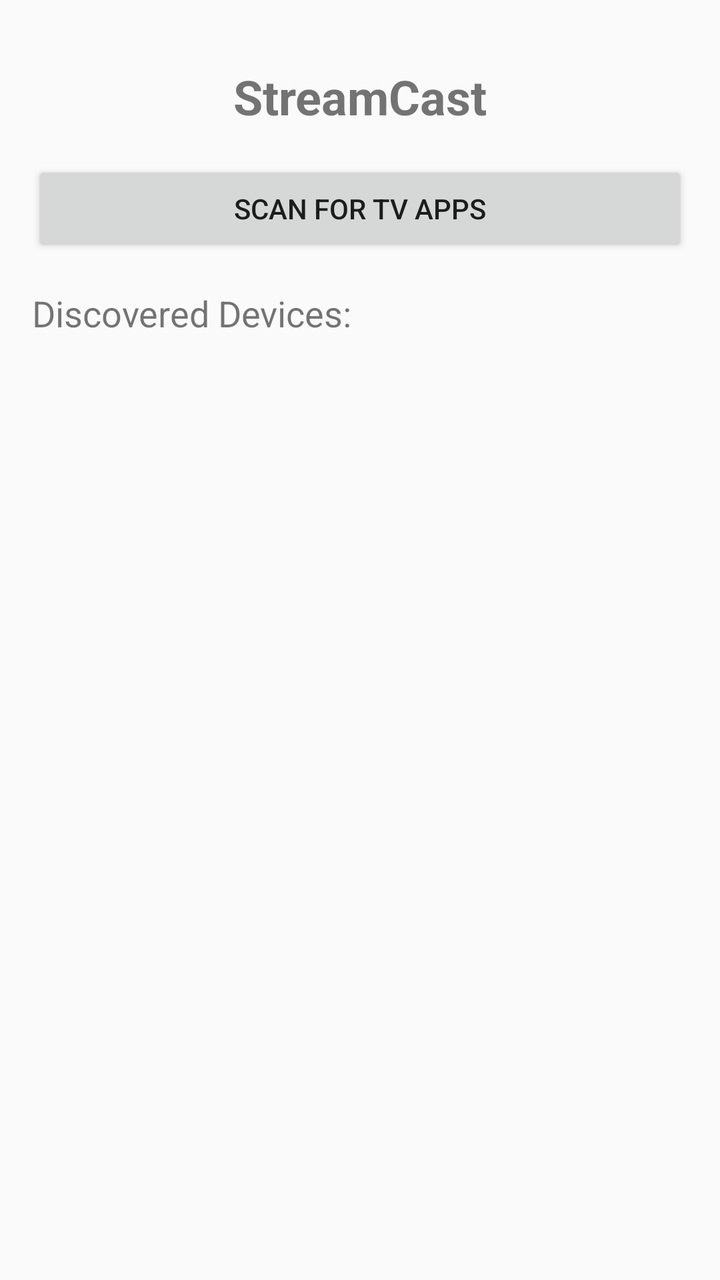
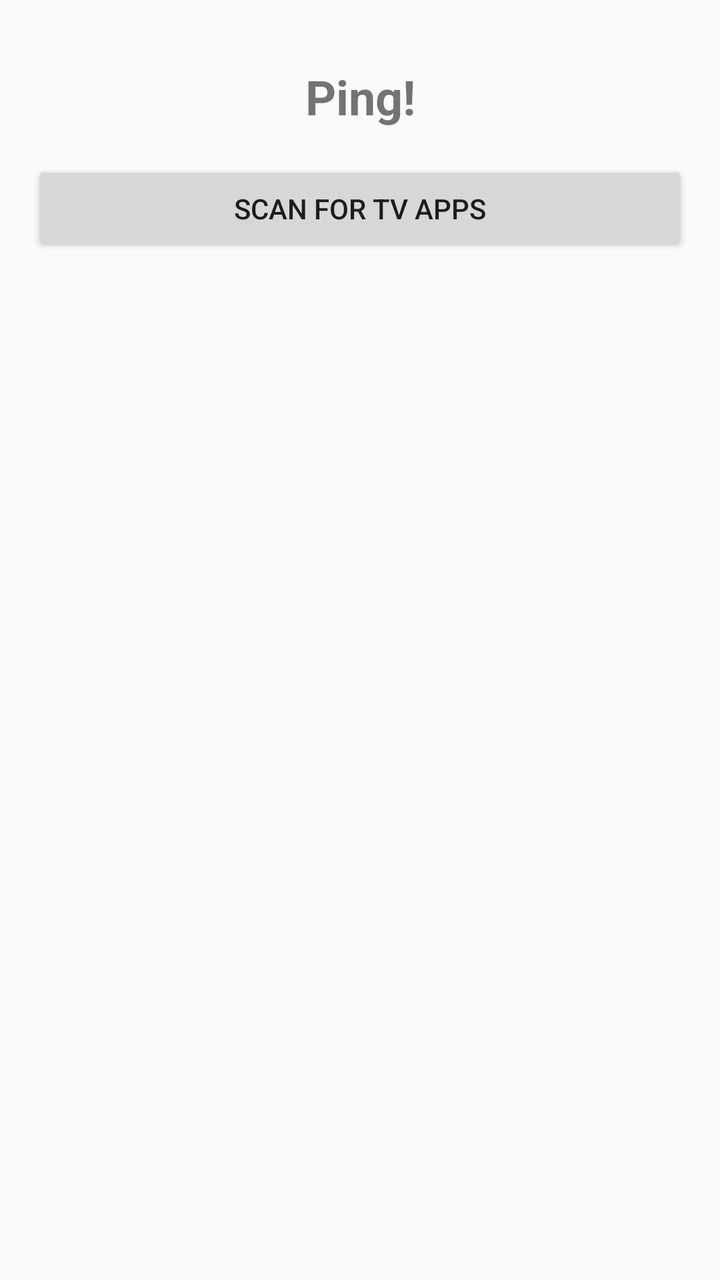

Compare the two renders of this Android layout. The source of the first and the diff that turns it into the second are given below.
<!-- AndroidManifest.xml: application theme Theme.AppCompat.Light.DarkActionBar -->
<!-- res/layout/activity_main.xml -->
<?xml version="1.0" encoding="utf-8"?>
<LinearLayout xmlns:android="http://schemas.android.com/apk/res/android"
    android:layout_width="match_parent"
    android:layout_height="match_parent"
    android:orientation="vertical"
    android:padding="16dp">

    <TextView
        android:layout_width="match_parent"
        android:layout_height="wrap_content"
        android:text="StreamCast"
        android:textSize="24sp"
        android:textStyle="bold"
        android:gravity="center"
        android:padding="16dp" />

    <Button
        android:id="@+id/btn_scan"
        android:layout_width="match_parent"
        android:layout_height="wrap_content"
        android:text="Scan for TV Apps" />

    <TextView
        android:layout_width="match_parent"
        android:layout_height="wrap_content"
        android:text="Discovered Devices:"
        android:textSize="18sp"
        android:paddingTop="16dp"
        android:paddingBottom="8dp" />

    <ListView
        android:id="@+id/device_list"
        android:layout_width="match_parent"
        android:layout_height="match_parent" />

</LinearLayout>
<!-- resources referenced by this layout -->
<resources>

</resources>

<!-- the commit's change to res/layout/activity_main.xml (unified diff, before → after) -->
@@ -8,25 +8,25 @@
     <TextView
         android:layout_width="match_parent"
         android:layout_height="wrap_content"
-        android:text="StreamCast"
+        android:gravity="center"
+        android:padding="16dp"
+        android:text="Ping!"
         android:textSize="24sp"
-        android:textStyle="bold"
-        android:gravity="center"
-        android:padding="16dp" />
+        android:textStyle="bold" />
 
     <Button
         android:id="@+id/btn_scan"
         android:layout_width="match_parent"
         android:layout_height="wrap_content"
-        android:text="Scan for TV Apps" />
+        android:text="Scan for TV apps" />
 
     <TextView
+        android:id="@+id/tv_status"
         android:layout_width="match_parent"
         android:layout_height="wrap_content"
-        android:text="Discovered Devices:"
-        android:textSize="18sp"
         android:paddingTop="16dp"
-        android:paddingBottom="8dp" />
+        android:paddingBottom="8dp"
+        android:textSize="16sp" />
 
     <ListView
         android:id="@+id/device_list"
